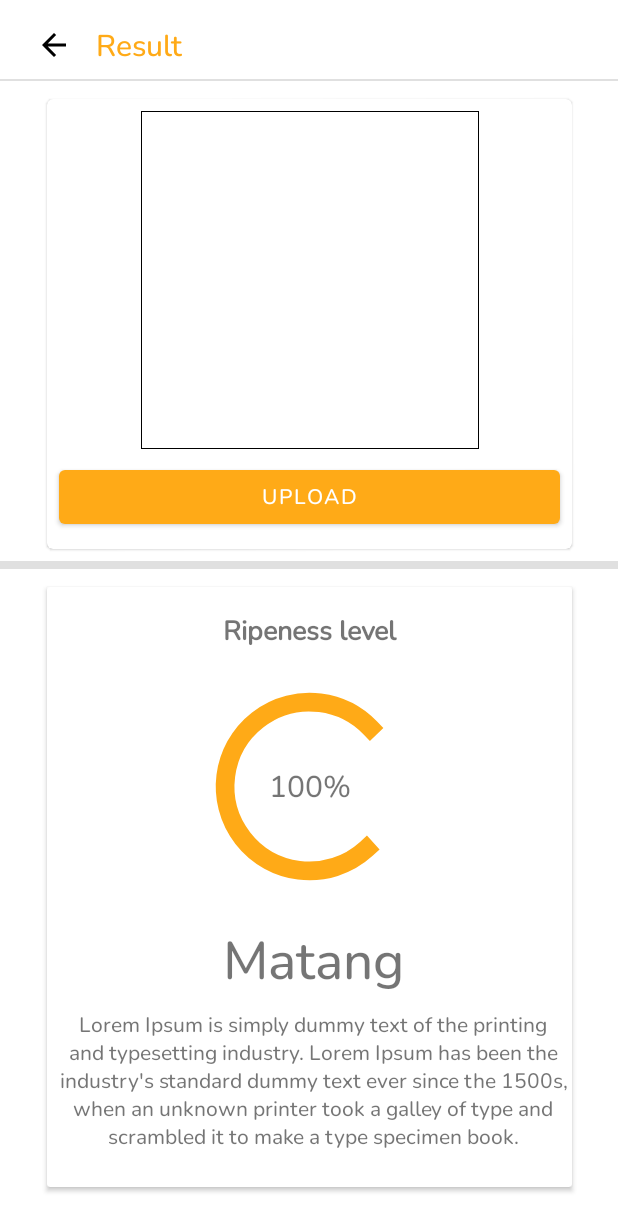
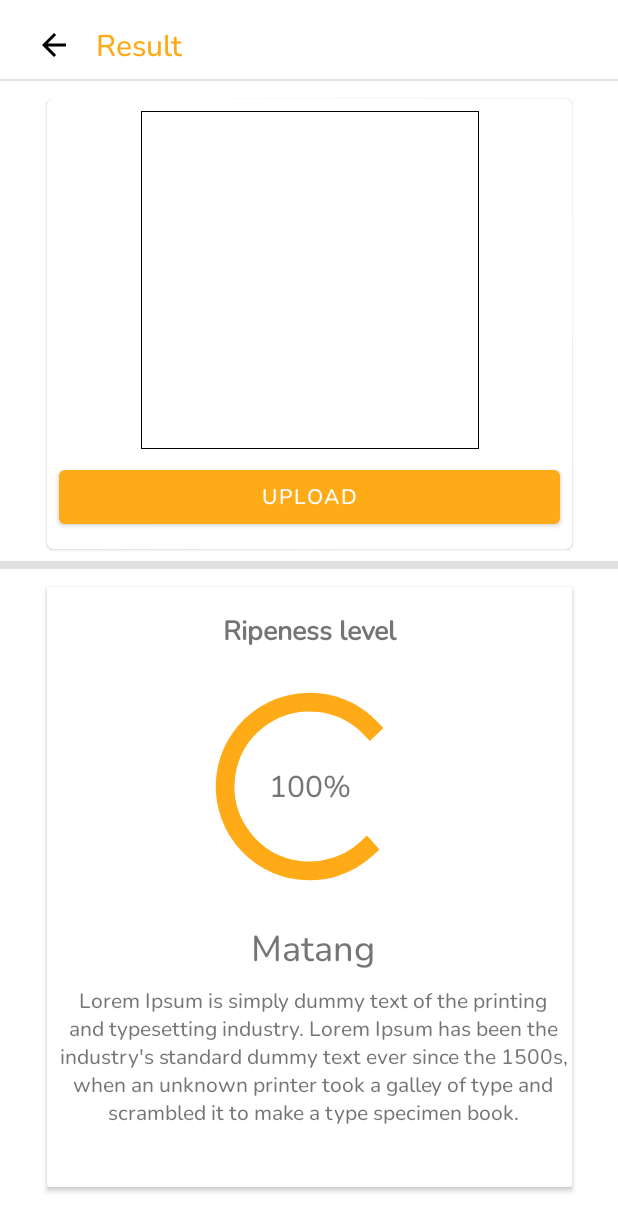
Before and after one commit to RendiZein/Agrapana, an Android app: the ResultActivity screen opened directly, with no data from a screen before it, on a phone screen of 412 x 824 dp. Shown: the top 1231 px of the screen. Run offline under Robolectric (Android 15) with nearby library versions, the phone set to English and light mode, and no system bars; libraries missing offline, so code that uses them is left out: com.blankj.utilcode; plain views replace CircularProgressBar; 1 statement that could not run was skipped.

```diff
--- a/MobileDevelopment/app/app/src/main/res/layout/activity_result.xml
+++ b/MobileDevelopment/app/app/src/main/res/layout/activity_result.xml
@@ -144,7 +144,7 @@
                 android:layout_width="wrap_content"
                 android:layout_height="wrap_content"
                 android:layout_marginStart="4dp"
-                android:textSize="35sp"
+                android:textSize="24sp"
                 android:layout_marginTop="16dp"
                 app:layout_constraintEnd_toEndOf="@id/tv_rip_level"
                 app:layout_constraintStart_toStartOf="@id/tv_rip_level"
--- a/MobileDevelopment/app/app/src/main/res/values/themes.xml
+++ b/MobileDevelopment/app/app/src/main/res/values/themes.xml
@@ -13,7 +13,8 @@
         <item name="colorOnSecondary">@color/black</item>
         <!-- Status bar color. -->
 <!--        <item name="android:statusBarColor" tools:targetApi="l">?attr/colorPrimaryVariant</item>-->
-<!--        <item name="android:statusBarColor" tools:targetApi="l">@color/black</item>-->
+<!--        <item name="statusBarBackground">@color/black</item>-->
+<!--        <item name="android:statusBarColor" tools:targetApi="l">@color/white</item>-->
         <!-- Customize your theme here. -->
         <item name="fontFamily">@font/nunito_medium</item>
 <!--        <item name="android:windowBackground">@color/white</item>-->
```
